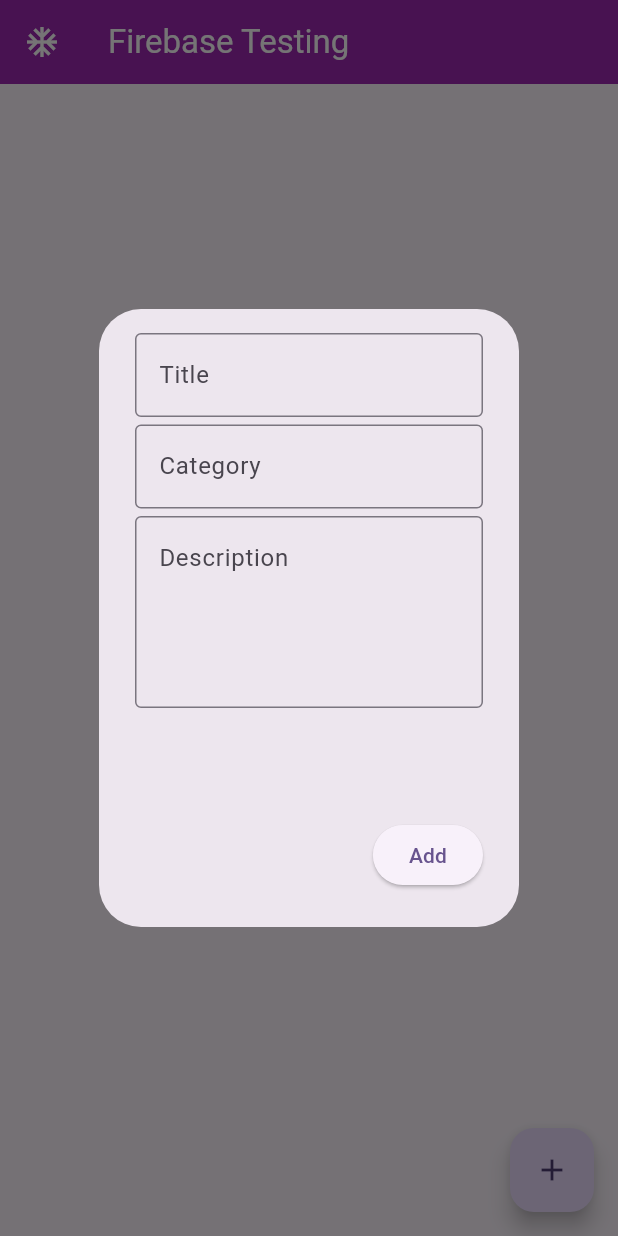
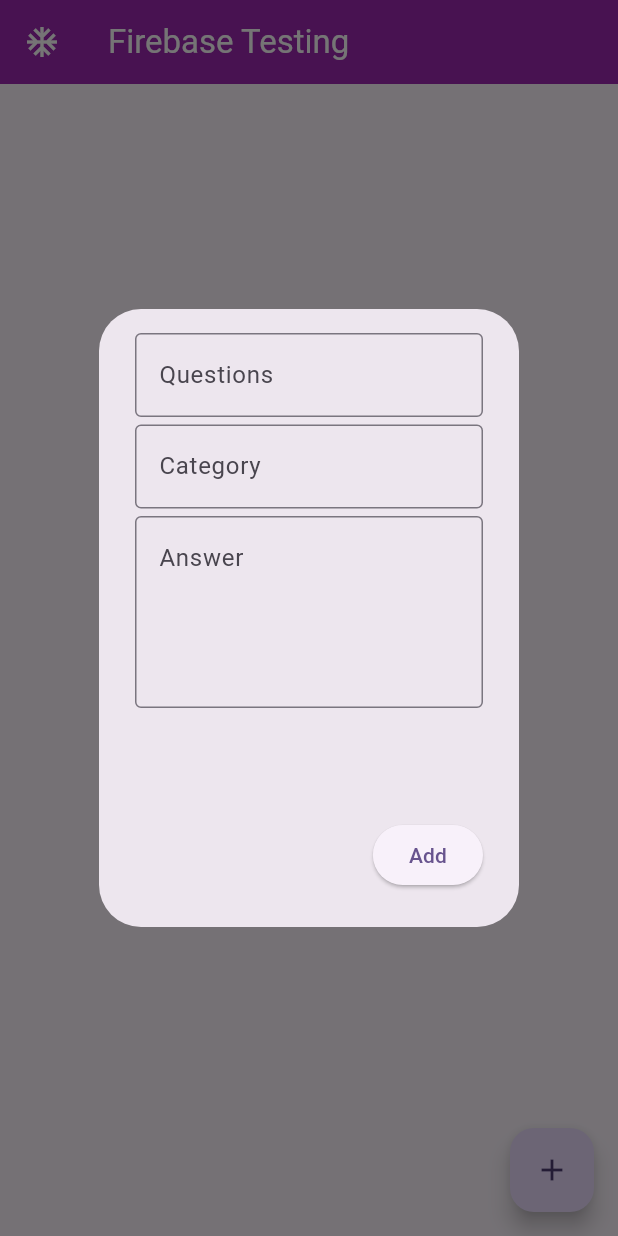
Before and after one commit to raselsiu/fireflutterapps, a Flutter app: the screen it shows after launch, after a tap on the "add" icon, on a phone screen of 412 x 824 dp. Run offline on Flutter 3.47's test engine with Material 3 defaults, Android fonts, the light colour scheme and no system bars; our stand-ins replace cloud_firestore, firebase_core; accounts and stored records are empty.

Commit message:
crud completed

```diff
--- a/lib/main.dart
+++ b/lib/main.dart
@@ -16,7 +16,7 @@ class MyApp extends StatelessWidget {
   @override
   Widget build(BuildContext context) {
     return MaterialApp(
-      debugShowCheckedModeBanner: false,
+      debugShowCheckedModeBanner: true,
       title: 'Flutter Demo',
       theme: ThemeData(
         colorScheme: ColorScheme.fromSeed(seedColor: Colors.deepPurple),
--- a/lib/pages/homepage.dart
+++ b/lib/pages/homepage.dart
@@ -30,7 +30,7 @@ class _HomePageState extends State<HomePage> {
               TextField(
                 controller: _titleTextController,
                 decoration: const InputDecoration(
-                  hintText: 'Title',
+                  hintText: 'Questions',
                   border: OutlineInputBorder(),
                 ),
               ),
@@ -51,7 +51,7 @@ class _HomePageState extends State<HomePage> {
                 maxLines: 4,
                 controller: _descTextController,
                 decoration: const InputDecoration(
-                  hintText: 'Description',
+                  hintText: 'Answer',
                   border: OutlineInputBorder(),
                 ),
               ),
@@ -91,7 +91,7 @@ class _HomePageState extends State<HomePage> {
   }
 
   final Stream<QuerySnapshot> _usersStream =
-      FirebaseFirestore.instance.collection('notes').snapshots();
+      FirebaseFirestore.instance.collection('bangla').snapshots();
 
   @override
   Widget build(BuildContext context) {
@@ -110,6 +110,24 @@ class _HomePageState extends State<HomePage> {
       body: StreamBuilder<QuerySnapshot>(
         stream: _usersStream,
         builder: (BuildContext context, AsyncSnapshot<QuerySnapshot> snapshot) {
+          // Data Test for category wise view
+
+          // FirebaseFirestore.instance
+          //     .collection('bangla')
+          //     .where('category', isEqualTo: 'mango')
+          //     .get()
+          //     .then((QuerySnapshot querySnapshot) {
+          //   final count = querySnapshot.size;
+          //   if (count == 0) {
+          //     print('No data found!');
+          //   }
+          //   querySnapshot.docs.forEach((doc) {
+          //     print(doc['category']);
+          //   });
+          // });
+
+          // Dummy
+
           if (snapshot.hasError) {
             return const Text('Something went wrong');
           }
@@ -124,8 +142,10 @@ class _HomePageState extends State<HomePage> {
           }
 
           return ListView(
-            children: snapshot.data!.docs.map((DocumentSnapshot document) {
+            children: snapshot.data!.docs
+                .map((DocumentSnapshot document) {
                   String docID = document.id;
+
                   Map<String, dynamic> data =
                       document.data()! as Map<String, dynamic>;
 
@@ -135,11 +155,11 @@ class _HomePageState extends State<HomePage> {
                     margin: const EdgeInsets.all(15),
                     child: ListTile(
                         title: Text(
-                      data['title'],
+                          data['questions'],
                           style: const TextStyle(color: Colors.white),
                         ),
                         subtitle: Text(
-                      data['description'],
+                          data['answer'],
                           style: const TextStyle(color: Colors.white),
                         ),
                         trailing: Row(
@@ -166,7 +186,9 @@ class _HomePageState extends State<HomePage> {
                           ],
                         )),
                   );
-            }).toList(),
+                })
+                .toList()
+                .cast(),
           );
         },
       ),
--- a/lib/services/firestore.dart
+++ b/lib/services/firestore.dart
@@ -2,13 +2,13 @@ import 'package:cloud_firestore/cloud_firestore.dart';
 
 class FireStoreService {
 // Get collections of notes
-  final CollectionReference notes =
-      FirebaseFirestore.instance.collection('notes');
+  final CollectionReference book =
+      FirebaseFirestore.instance.collection('bangla');
 // CREATE: add a new note
-  Future<void> addNotes(String title, String description, String category) {
-    return notes.add({
-      'title': title,
-      'description': description,
+  Future<void> addNotes(String questions, String answer, String category) {
+    return book.add({
+      'questions': questions,
+      'answer': answer,
       'category': category,
       'timestamp': Timestamp.now(),
     });
@@ -16,16 +16,16 @@ class FireStoreService {
 
 // READ: get notes from database
   Stream<QuerySnapshot> getNotesStream() {
-    final noteStream = notes.orderBy('timestamp', descending: true).snapshots();
+    final noteStream = book.orderBy('timestamp', descending: true).snapshots();
     return noteStream;
   }
 
 // UPDATE: update notes given a doc id
   Future<void> updateNote(
-      String docID, String title, String description, String category) {
-    return notes.doc(docID).update({
-      'title': title,
-      'description': description,
+      String docID, String questions, String answer, String category) {
+    return book.doc(docID).update({
+      'questions': questions,
+      'answer': answer,
       'category': category,
       'timestamp': Timestamp.now(),
     });
@@ -33,6 +33,6 @@ class FireStoreService {
 // DELETE: delete note given a doc id
 
   Future<void> deleteNote(String docID) {
-    return notes.doc(docID).delete();
+    return book.doc(docID).delete();
   }
 }
```
Also changed, not shown: lib/firebase_options.dart, 2 other files. Lines whose indentation alone changed are shown as unchanged.
